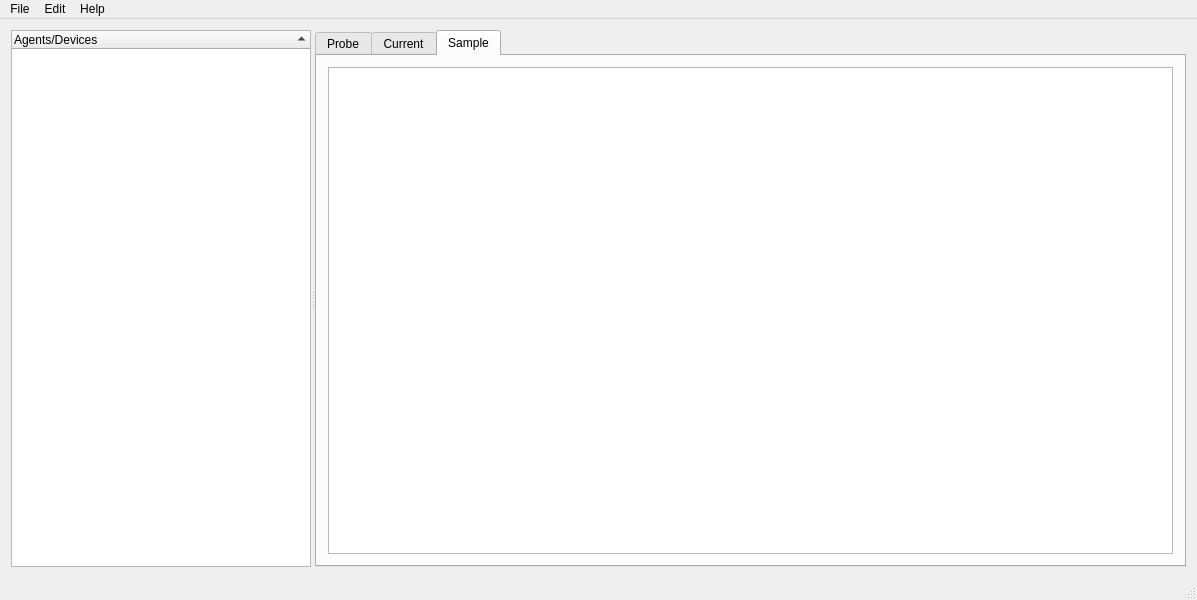
Qt form mainwindow.ui (mtconnect/mtexplorer) before a commit.
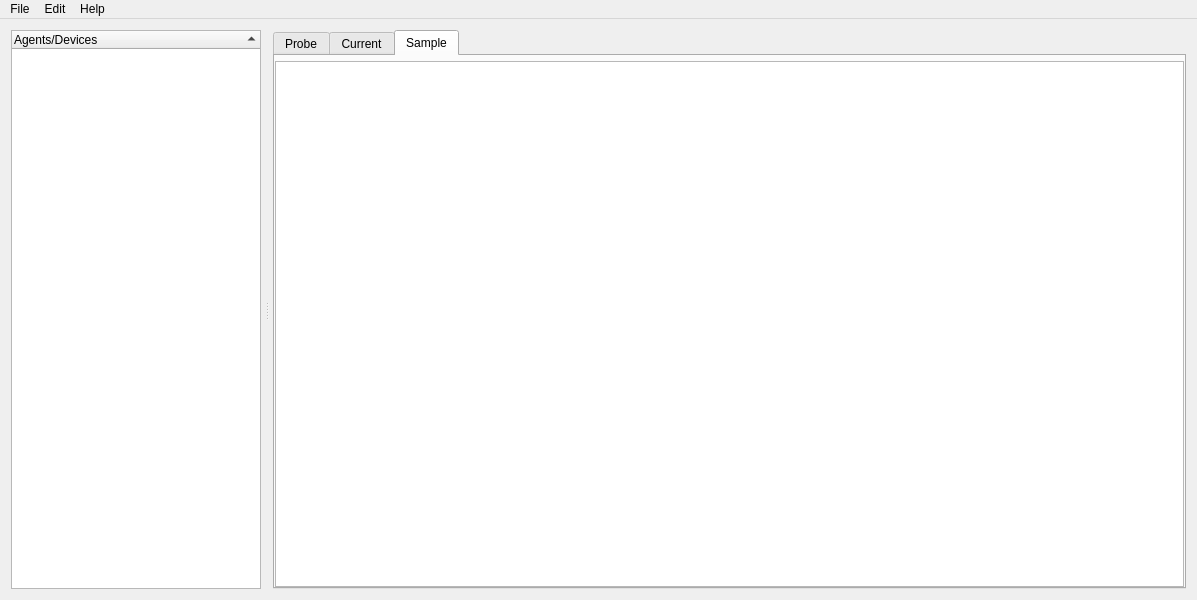
The same form after that commit. The open tabs and pages were chosen to show the change.

Commit message: Support hide/show device selection panel

Patch:
```diff
--- a/mainwindow.ui
+++ b/mainwindow.ui
@@ -17,22 +17,43 @@
    <layout class="QVBoxLayout" name="verticalLayout">
     <item>
      <widget class="QSplitter" name="splitter">
+      <property name="sizePolicy">
+       <sizepolicy hsizetype="Expanding" vsizetype="Expanding">
+        <horstretch>0</horstretch>
+        <verstretch>0</verstretch>
+       </sizepolicy>
+      </property>
       <property name="focusPolicy">
        <enum>Qt::StrongFocus</enum>
       </property>
       <property name="orientation">
        <enum>Qt::Horizontal</enum>
       </property>
+      <property name="opaqueResize">
+       <bool>true</bool>
+      </property>
+      <property name="handleWidth">
+       <number>12</number>
+      </property>
+      <property name="childrenCollapsible">
+       <bool>true</bool>
+      </property>
       <widget class="QTreeWidget" name="agentDeviceTree">
        <property name="sizePolicy">
-        <sizepolicy hsizetype="Preferred" vsizetype="Expanding">
+        <sizepolicy hsizetype="MinimumExpanding" vsizetype="Expanding">
          <horstretch>0</horstretch>
          <verstretch>0</verstretch>
         </sizepolicy>
        </property>
+       <property name="minimumSize">
+        <size>
+         <width>125</width>
+         <height>0</height>
+        </size>
+       </property>
        <property name="maximumSize">
         <size>
-         <width>300</width>
+         <width>250</width>
          <height>16777215</height>
         </size>
        </property>
@@ -117,7 +138,19 @@
         <attribute name="title">
          <string>Sample</string>
         </attribute>
-        <layout class="QHBoxLayout" name="horizontalLayout">
+        <layout class="QVBoxLayout" name="verticalLayout_4">
+         <property name="leftMargin">
+          <number>0</number>
+         </property>
+         <property name="topMargin">
+          <number>5</number>
+         </property>
+         <property name="rightMargin">
+          <number>0</number>
+         </property>
+         <property name="bottomMargin">
+          <number>0</number>
+         </property>
          <item>
           <widget class="QTextEdit" name="textSample">
            <property name="focusPolicy">
@@ -126,6 +159,9 @@
            <property name="acceptDrops">
             <bool>false</bool>
            </property>
+           <property name="lineWidth">
+            <number>1</number>
+           </property>
            <property name="lineWrapMode">
             <enum>QTextEdit::NoWrap</enum>
            </property>
@@ -178,7 +214,6 @@
    <addaction name="menuEdit"/>
    <addaction name="menuHelp"/>
   </widget>
-  <widget class="QStatusBar" name="statusBar"/>
   <action name="actionQuit">
    <property name="text">
     <string>Quit</string>
```
Left out of the diff: 48 changed lines with no effect on the pictures. The commit also changes 2 other files.
